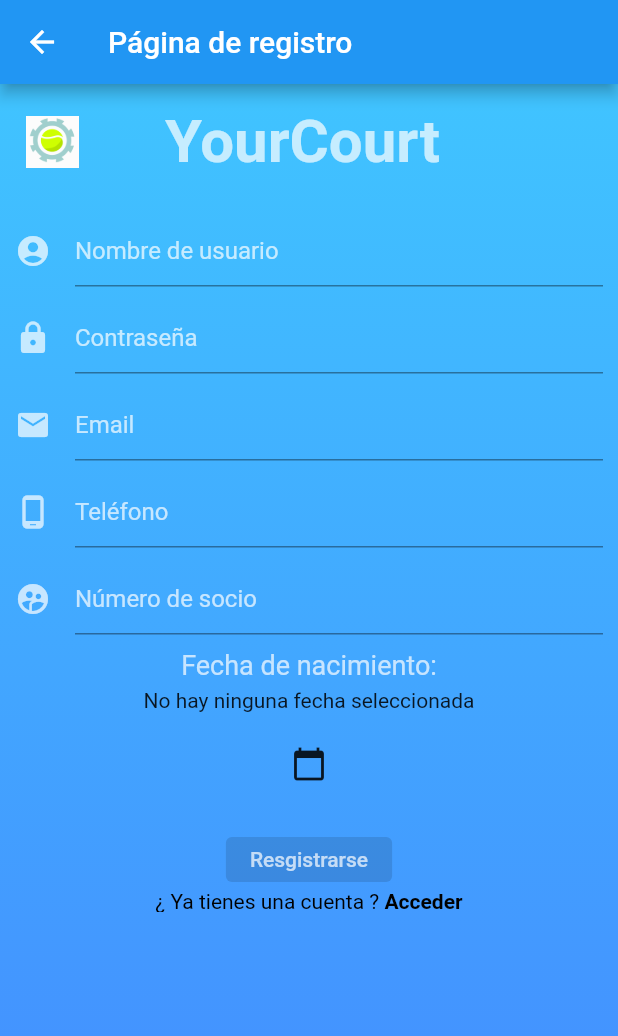
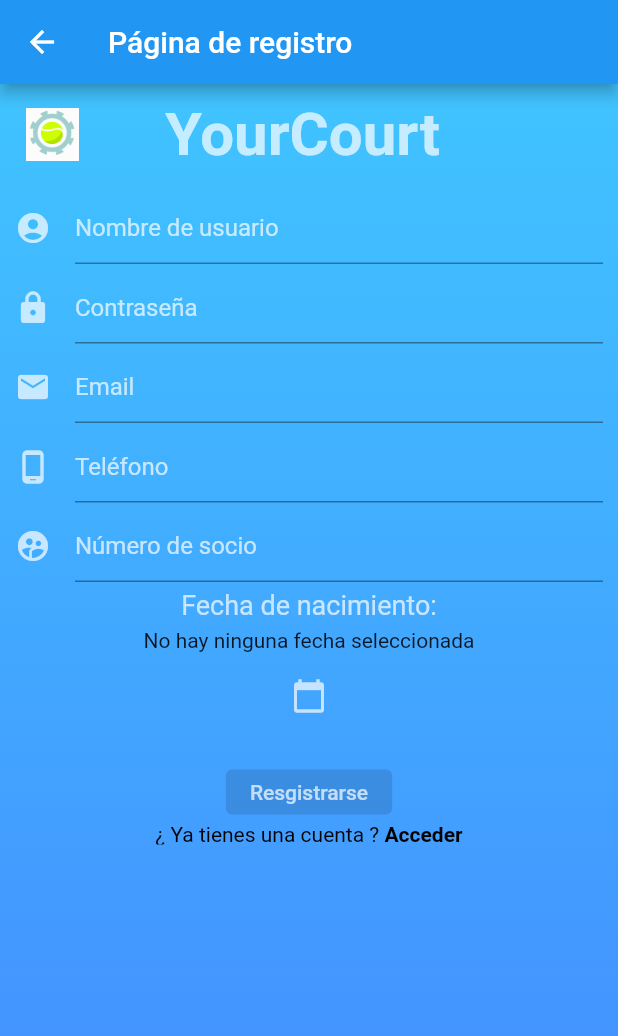
Before and after one commit to YourCourt/YourCourt-MobileFrontend, a Flutter app: the SignUpPage screen opened directly, on a phone screen of 412 x 824 dp. Shown: the top 1036 px of the screen. Run offline on Flutter 3.47's test engine with Material 2 defaults, Android fonts, the phone set to English and light mode, and no system bars; our stand-ins replace image_picker, shared_preferences; accounts and stored records are empty.

```diff
--- a/lib/src/models/ProductBooking.dart
+++ b/lib/src/models/ProductBooking.dart
@@ -14,8 +14,10 @@ class ProductBooking {
     List<ProductBookingLine> l = [];
     id = json["id"];
     bookingId = json["booking"];
-    for (var line in json["lines"]){
-      l.add(ProductBookingLine.fromJson(line));
+    if(json["lines"] !=null ){
+      for (var line in json["lines"]){
+        l.add(ProductBookingLine.fromJson(line));
+      }
     }
     lines = l;
   }
--- a/lib/src/providers/Provider.dart
+++ /dev/null
@@ -1,6 +0,0 @@
-import 'package:flutter/cupertino.dart';
-
-class CourtProvider with ChangeNotifier {
-
-
-}
--- a/lib/src/screens/CommentsScreen.dart
+++ b/lib/src/screens/CommentsScreen.dart
@@ -87,12 +87,18 @@ class _CommentsState extends State<Comments> {
                                           ),
                                           actions: [
                                             ElevatedButton(
+                                                style: ElevatedButton.styleFrom(
+                                                  primary: Color(0xFFBB856E),
+                                                ),
                                                 onPressed: () async {
                                                   addNewComment(commentController.text, widget.newsId);
                                                 },
                                                 child: Text("Comentar")
                                             ),
                                             ElevatedButton(
+                                                style: ElevatedButton.styleFrom(
+                                                  primary: Color(0xFFBB856E),
+                                                ),
                                                 onPressed:  () {
                                                   Navigator.pop(context);
                                                 },
--- a/lib/src/screens/CoursesScreen.dart
+++ b/lib/src/screens/CoursesScreen.dart
@@ -49,7 +49,7 @@ class _CoursesState extends State<Courses> {
         itemCount: courses.length,
         itemBuilder: (BuildContext context, int index) {
           if (DateTime.now()
-              .isAfter(DateTime.parse(courses.elementAt(index).startDate))) {
+              .isBefore(DateTime.parse(courses.elementAt(index).startDate))) {
             return Column(
               children: [
                 SizedBox(
--- a/lib/src/screens/InscriptionFormScreen.dart
+++ b/lib/src/screens/InscriptionFormScreen.dart
@@ -2,6 +2,7 @@ import 'dart:convert';
 
 import 'package:flutter/cupertino.dart';
 import 'package:flutter/material.dart';
+import 'package:yourcourt/src/screens/MyInscriptionsScreen.dart';
 import 'package:yourcourt/src/utils/menu.dart';
 import 'package:yourcourt/src/utils/principal_structure.dart';
 import 'package:shared_preferences/shared_preferences.dart';
@@ -265,7 +266,7 @@ class _InscriptionFormState extends State<InscriptionForm> {
       showMessage("Inscripción registrada con éxito", context);
       setState(() {
         Navigator.push(
-            context, MaterialPageRoute(builder: (context) => MainPage()));
+            context, MaterialPageRoute(builder: (context) => MyInscriptions()));
       });
 
     } else {
--- a/lib/src/screens/MyInscriptionsScreen.dart
+++ b/lib/src/screens/MyInscriptionsScreen.dart
@@ -44,7 +44,7 @@ class _MyInscriptionsState extends State<MyInscriptions> {
     return FutureBuilder<List<Inscription>>(
         future: getInscriptions(),
         builder: (context, snapshot) {
-          if (snapshot.connectionState == ConnectionState.done) {
+          if (snapshot.hasData) {
             return Column(
                 crossAxisAlignment: CrossAxisAlignment.center,
                 children: [
@@ -275,7 +275,7 @@ class _MyInscriptionsState extends State<MyInscriptions> {
           });
     } else {
       return Center(
-        child: Container(child: Text("No hay ninguna inscripción realizada")),
+        child: Container(child: Text("  No hay ninguna inscripción realizada")),
       );
     }
   }
@@ -335,7 +335,7 @@ class _MyInscriptionsState extends State<MyInscriptions> {
                           Navigator.pop(context);
                         });
                       } else {
-                        showMessage("¡Ha ocurrido algo inesperado!", context);
+                        showMessage("¡Ha ocurrido algo inesperado!" + response.body, context);
                         print(response.statusCode);
                         print("Se ha producido un error: " + response.body);
                       }
--- a/lib/src/screens/ShoppingPurchaseProductScreen.dart
+++ b/lib/src/screens/ShoppingPurchaseProductScreen.dart
@@ -5,6 +5,7 @@ import 'package:yourcourt/src/models/Product.dart';
 import 'package:http/http.dart' as http;
 import 'package:yourcourt/src/models/dto/ProductPurchaseDto.dart';
 import 'package:yourcourt/src/models/dto/ProductPurchaseLineDto.dart';
+import 'package:yourcourt/src/screens/ProductTransactionsScreen.dart';
 import 'package:yourcourt/src/utils/functions.dart';
 import 'package:yourcourt/src/utils/headers.dart';
 import 'package:yourcourt/src/utils/menu.dart';
@@ -71,7 +72,7 @@ class _ShoppingPurchaseProductsState extends State<ShoppingPurchaseProducts> {
                                       confirmPurchase(productPurchaseLines);
                                       setState(() {
                                         productPurchaseLines=[];
-                                        Navigator.pop(context);
+                                        Navigator.push(context, MaterialPageRoute(builder: (BuildContext context) => ProductTransactions()));
                                       });
                                     },
                                     child: Text("Si")
@@ -156,7 +157,7 @@ class _ShoppingPurchaseProductsState extends State<ShoppingPurchaseProducts> {
                     ),
                     SizedBox(height: 5,),
                     Text("Impuestos: " +
-                        snapshot.data.tax.toString() + " €",
+                        snapshot.data.tax.toString() + " %",
                       style: TextStyle(color: Colors.black, fontWeight: FontWeight.w300),
                     ),
                     SizedBox(height: 5,),
--- a/lib/src/screens/bookingScreen/BookConfirmationScreen.dart
+++ b/lib/src/screens/bookingScreen/BookConfirmationScreen.dart
@@ -17,6 +17,7 @@ import 'package:yourcourt/src/utils/menu.dart';
 import 'package:yourcourt/src/utils/principal_structure.dart';
 
 import '../login/LoginPage.dart';
+import 'MyBooksScreen.dart';
 
 
 class BookConfirmation extends StatefulWidget {
@@ -95,7 +96,7 @@ class _BookConfirmationState extends State<BookConfirmation> {
                 //Si se produce algún error en la reserva, mostrarlo.
                 Response r = await confirmBook();
                 if(r.statusCode == 201){
-                  Navigator.of(context).push(MaterialPageRoute(builder: (BuildContext context) => MainPage()));
+                  Navigator.of(context).push(MaterialPageRoute(builder: (BuildContext context) => MyBooks()));
                 } else{
                   print("Se ha producido un error: " + r.body);
                 }
--- a/lib/src/screens/login/SignUpPage.dart
+++ b/lib/src/screens/login/SignUpPage.dart
@@ -40,11 +40,11 @@ class _SignUpPageState extends State<SignUpPage> {
             child: Column(
               children: <Widget>[
                 SizedBox(
-                  height: 15.0,
+                  height: 10.0,
                 ),
                 headerSection(),
                 SizedBox(
-                  height: 20.0,
+                  height: 10.0,
                 ),
                 textSection(context),
                 buttonSection(),
@@ -85,10 +85,12 @@ class _SignUpPageState extends State<SignUpPage> {
         Navigator.of(context).pushAndRemoveUntil(
             MaterialPageRoute(builder: (BuildContext context) => MainPage()),
             (Route<dynamic> route) => false);
+        showMessage("Usuario registrado con éxito", context);
       }
     } else {
       print(response.statusCode);
       print("Se ha producido un error: " + response.body);
+      showMessage("Ha ocurrido un error: " + response.body.toString(), context);
     }
     return response;
   }
@@ -148,12 +150,18 @@ class _SignUpPageState extends State<SignUpPage> {
                 hintStyle: TextStyle(color: Colors.white70),
               ),
             ),
-            SizedBox(height: 10.0),
+            SizedBox(height: 5.0),
             TextFormField(
               controller: passwordController,
               validator: (value) {
+                String passwordPatter =
+                    r"(?=.*[a-z])(?=.*[A-Z])(?=.*[0-9])(?=.*[$@$!%*?&])?[A-Za-z\d$@$!%*?&].{8,}";
+                RegExp regExp = new RegExp(passwordPatter);
                 if (value.length == 0) {
                   return 'Por favor, introduzca una contraseña';
+                } else if (!regExp.hasMatch(value)) {
+                  return 'La contraseña debe contener al menos 8 caracteres entre letras, '
+                      ' al menos una mayúscula, y números';
                 }
                 return null;
               },
@@ -168,7 +176,7 @@ class _SignUpPageState extends State<SignUpPage> {
                 hintStyle: TextStyle(color: Colors.white70),
               ),
             ),
-            SizedBox(height: 10.0),
+            SizedBox(height: 5.0),
             TextFormField(
               controller: emailController,
               validator: (value) {
@@ -192,7 +200,7 @@ class _SignUpPageState extends State<SignUpPage> {
                 hintStyle: TextStyle(color: Colors.white70),
               ),
             ),
-            SizedBox(height: 10.0),
+            SizedBox(height: 5.0),
             TextFormField(
               controller: phoneController,
               keyboardType: TextInputType.phone,
@@ -216,16 +224,16 @@ class _SignUpPageState extends State<SignUpPage> {
                 hintStyle: TextStyle(color: Colors.white70),
               ),
             ),
-            SizedBox(height: 10.0),
+            SizedBox(height: 5.0),
             TextFormField(
               controller: membershipController,
               validator: (value) {
-                String memberShipPatter = r"\\b\\d{5}\\b";
+                String memberShipPatter = r"\b\d{5}\b";
                 RegExp regExp = new RegExp(memberShipPatter);
                 if (value.length == 0) {
                   return 'Por favor, introduzca un número de socio';
                 } else if (!regExp.hasMatch(value)) {
-                  return 'Por favor, introduzca un número de socio válido';
+                  return 'El número de socio es de 5 dígitos';
                 }
                 return null;
               },
@@ -239,7 +247,7 @@ class _SignUpPageState extends State<SignUpPage> {
                 hintStyle: TextStyle(color: Colors.white70),
               ),
             ),
-            SizedBox(height: 10.0),
+            SizedBox(height: 5.0),
             Text(
               'Fecha de nacimiento:',
               textAlign: TextAlign.left,
@@ -248,12 +256,12 @@ class _SignUpPageState extends State<SignUpPage> {
             SizedBox(
               height: 5.0,
             ),
-            Text(dateIsCorrect(_dateTime)),
-            SizedBox(height: 10.0),
+            dateIsCorrect(_dateTime),
+            SizedBox(height: 5.0),
             TextButton(
               child: Icon(
                 Icons.calendar_today,
-                color: Colors.black87,
+                color: Colors.white70,
               ),
               onPressed: () {
                 showDatePicker(
@@ -277,13 +285,13 @@ class _SignUpPageState extends State<SignUpPage> {
     );
   }
 
-  String dateIsCorrect(DateTime date) {
+  Widget dateIsCorrect(DateTime date) {
     if (date == null) {
-      return "No hay ninguna fecha seleccionada";
-    } else if (date.day == DateTime.now().day) {
-      return "La fecha tiene que ser pasada";
+      return Text("No hay ninguna fecha seleccionada");
+    } else if (date.day == DateTime.now().day && date.year == DateTime.now().year) {
+      return Text("La fecha tiene que ser pasada", style: TextStyle(color: Colors.red),);
     } else {
-      return date.toString();
+      return Text(date.toString());
     }
   }
 
```
Also changed, not shown: lib/src/models/Book.dart (+6 -1 lines), lib/src/providers/UserProvider.dart (deleted, +0 -49 lines), lib/src/screens/PerfilScreen.dart (+8 -3 lines), lib/src/screens/ProductTransactionsScreen.dart (+5 -5 lines), lib/src/screens/bookingScreen/BookingScreen.dart (+5 -2 lines), lib/src/screens/bookingScreen/MyBooksScreen.dart (+14 -62 lines), lib/src/screens/bookingScreen/ProductBooking.dart (+47 -17 lines), lib/src/utils/date_picker.dart (deleted, +0 -36 lines), lib/src/seralizers/Serializers.dart (deleted).
